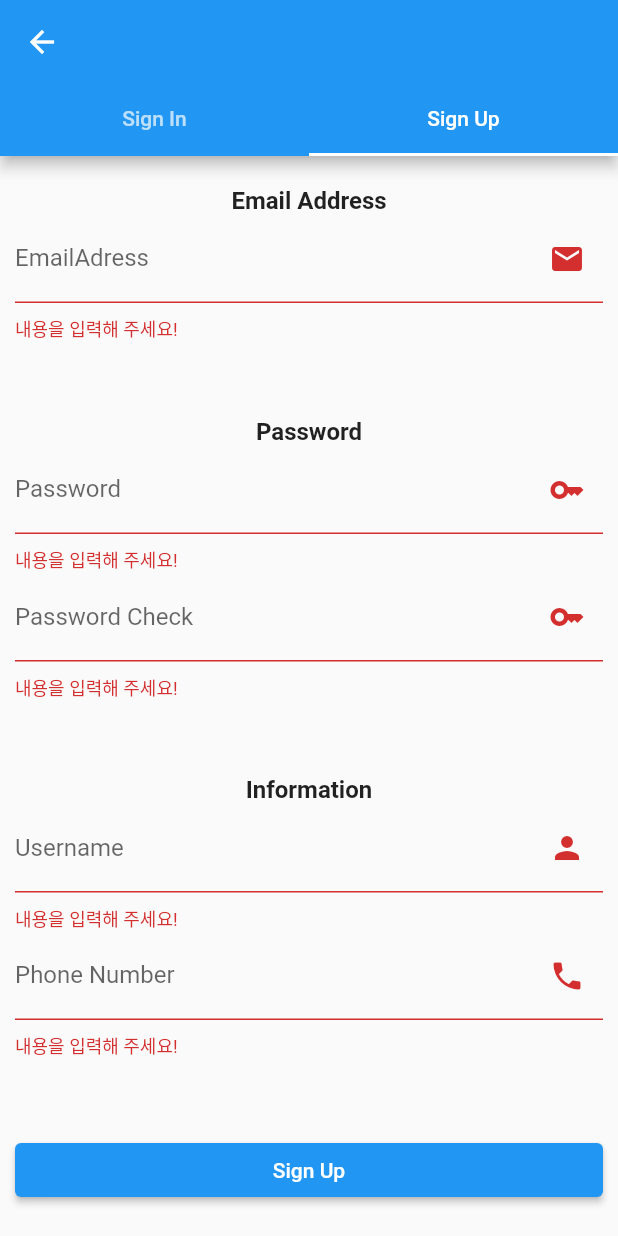
After one commit to GDSCSafeMovement/safe_movement_app, a Flutter app: the SignScreen screen opened directly, tab 2 chosen, after a tap on "Sign Up", on a phone screen of 412 x 824 dp. The commit adds this screen. Run offline on Flutter 3.47's test engine with Material 2 defaults, Android fonts, the phone set to English and light mode, and no system bars; our stand-ins replace cloud_firestore, firebase_auth, firebase_core, get; accounts and stored records are empty; generated files the repository leaves out were written again.

Commit message:
Feat: add sign in and out features (#1)
* Package: add get packages

* Feat: add an intro screen

* Feat: add a sign screen

* Feat: add field validation

* Chore: fix misspelling

* Chore: remove not used platforms

* Package: add firebase files

* Docs: add the development part

* Fix: username to email address

* Feat: add find user screen

* Package: firebase auth and firestore setup

* Feat: add firebase sign-in

* Feat: add form validator methods

* Feat: add firebase sign-up

```diff
--- /dev/null
+++ b/lib/screen/sign_screen.dart
@@ -0,0 +1,346 @@
+import 'package:flutter/material.dart';
+import 'package:firebase_auth/firebase_auth.dart';
+import 'package:cloud_firestore/cloud_firestore.dart';
+import 'package:get/get.dart';
+import './find_user.dart';
+import '../utility/form_validator.dart';
+
+class SignScreen extends StatefulWidget {
+  const SignScreen({
+    super.key,
+    required this.initialIndex,
+  });
+
+  final int initialIndex;
+
+  @override
+  State<SignScreen> createState() => _ScreenScreenState();
+}
+
+class _ScreenScreenState extends State<SignScreen> {
+  @override
+  Widget build(BuildContext context) {
+    return SafeArea(
+      child: DefaultTabController(
+        initialIndex: widget.initialIndex,
+        length: 2,
+        child: Builder(builder: (BuildContext context) {
+          final tabController = DefaultTabController.of(context);
+
+          return Scaffold(
+            appBar: AppBar(
+              bottom: const TabBar(
+                tabs: [
+                  Tab(text: 'Sign In'),
+                  Tab(text: 'Sign Up'),
+                ],
+              ),
+            ),
+            body: TabBarView(
+              children: [
+                _SignInWidget(
+                  onSignIn: () {},
+                ),
+                _SignUpWidget(
+                  onSignUp: () {
+                    // Show dialog
+                    Get.defaultDialog(
+                      title: "Sign Up",
+                      content: Container(
+                        margin: const EdgeInsets.all(10),
+                        child: const Text("회원가입 성공!"),
+                      ),
+                    );
+                    // Move to sign-in tab
+                    tabController.animateTo(0);
+                  },
+                ),
+              ],
+            ),
+          );
+        }),
+      ),
+    );
+  }
+}
+
+class _SignInWidget extends StatefulWidget {
+  const _SignInWidget({ this.onSignIn });
+
+  final void Function()? onSignIn;
+
+  @override
+  State<_SignInWidget> createState() => _SignInWidgetState();
+}
+
+class _SignInWidgetState extends State<_SignInWidget> {
+  final _formKey = GlobalKey<FormState>();
+  String _userEmail = "";
+  String _userPassword = "";
+
+  Future<bool> firebaseSignIn() async {
+    try {
+      await FirebaseAuth.instance.signInWithEmailAndPassword(
+        email: _userEmail,
+        password: _userPassword,
+      );
+
+      return true;
+
+    } on FirebaseAuthException catch (_) {
+      return false;
+    }
+  }
+
+  @override
+  Widget build(BuildContext context) {
+    return Form(
+      key: _formKey,
+      child: Container(
+        margin: const EdgeInsets.all(10),
+        child: Column(
+          mainAxisAlignment: MainAxisAlignment.center,
+          children: [
+            const Text(
+              'Sign In',
+              style: TextStyle(
+                fontSize: 16,
+                fontWeight: FontWeight.bold,
+              ),
+            ),
+            TextFormField(
+              keyboardType: TextInputType.emailAddress,
+              decoration: const InputDecoration(
+                labelText: "Email",
+                suffixIcon: Icon(Icons.email),
+              ),
+              validator: validateEmail,
+              onSaved: (value) {
+                _userEmail = value!;
+              },
+            ),
+            TextFormField(
+              keyboardType: TextInputType.text,
+              obscureText: true,
+              decoration: const InputDecoration(
+                labelText: "Password",
+                suffixIcon: Icon(Icons.key),
+              ),
+              validator: validatePassword,
+              onSaved: (value) {
+                _userPassword = value!;
+              },
+            ),
+            Container(
+              width: double.infinity,
+              margin: const EdgeInsets.fromLTRB(0, 20, 0, 5),
+              child: ElevatedButton(
+                onPressed: () async {
+                  // Field Validation
+                  if (_formKey.currentState!.validate()) {
+                    // Save Field Value
+                    _formKey.currentState!.save();
+
+                    // Sign In
+                    if (await firebaseSignIn()) {
+                      // Success
+                      if (widget.onSignIn != null) {
+                        widget.onSignIn!();
+                      }
+
+                    } else {
+                      // Failure
+                      Get.defaultDialog(
+                        title: "Error",
+                        content: Container(
+                          margin: const EdgeInsets.all(10),
+                          child: const Text(
+                            "Username 혹은 Password가\n잘못되었습니다!",
+                            textAlign: TextAlign.center,
+                          ),
+                        )
+                      );
+                    }
+                  }
+                },
+                child: const Text('Sign In'),
+              ),
+            ),
+            InkWell(
+              onTap: () {
+                Get.to(const FindUserScreen());
+              },
+              child: const Text(
+                '도움이 필요하신가요?',
+                style: TextStyle(
+                  color: Colors.black54,
+                ),
+              ),
+            ),
+          ],
+        ),
+      ),
+    );
+  }
+}
+
+class _SignUpWidget extends StatefulWidget {
+  const _SignUpWidget({ this.onSignUp });
+
+  final void Function()? onSignUp;
+
+  @override
+  State<_SignUpWidget> createState() => _SignUpWidgetState();
+}
+
+class _SignUpWidgetState extends State<_SignUpWidget> {
+  final _formKey = GlobalKey<FormState>();
+  String _userEmail = "";
+  String _userPassword = "";
+  String _userPasswordCheck = "";
+  String _userName = "";
+  String _userPhoneNumber = "";
+
+  Future<bool> firebaseSignUp() async {
+    // Check password check field
+    if (_userPassword != _userPasswordCheck) {
+      // Failure
+      return false;
+    }
+
+    // Create new user with firebase authentication
+    await FirebaseAuth.instance.createUserWithEmailAndPassword(
+      email: _userEmail,
+      password: _userPassword,
+    );
+
+    // Update user information on firestore
+    FirebaseFirestore
+      .instance
+      .collection("users")
+      .doc(_userEmail)
+      .set(<String, String>{
+        "username": _userName,
+        "phone": _userPhoneNumber,
+      })
+      .onError((error, _) {});
+
+    // Success
+    return true;
+  }
+
+  @override
+  Widget build(BuildContext context) {
+    return Form(
+      key: _formKey,
+      child: Container(
+        margin: const EdgeInsets.all(10),
+        child: SingleChildScrollView(
+          child: Column(
+            mainAxisAlignment: MainAxisAlignment.center,
+            children: [
+              const SizedBox(height: 10),
+              const Text(
+                'Email Address',
+                style: TextStyle(
+                  fontSize: 16,
+                  fontWeight: FontWeight.bold,
+                ),
+              ),
+              TextFormField(
+                keyboardType: TextInputType.emailAddress,
+                decoration: const InputDecoration(
+                  labelText: "EmailAdress",
+                  suffixIcon: Icon(Icons.email),
+                ),
+                validator: validateEmail,
+                onSaved: (value) => { _userEmail = value! },
+              ),
+              const SizedBox(height: 50),
+              const Text(
+                'Password',
+                style: TextStyle(
+                  fontSize: 16,
+                  fontWeight: FontWeight.bold,
+                ),
+              ),
+              TextFormField(
+                keyboardType: TextInputType.text,
+                obscureText: true,
+                decoration: const InputDecoration(
+                  labelText: "Password",
+                  suffixIcon: Icon(Icons.key),
+                ),
+                validator: validatePassword,
+                onSaved: (value) => { _userPassword = value! },
+              ),
+              TextFormField(
+                keyboardType: TextInputType.text,
+                obscureText: true,
+                decoration: const InputDecoration(
+                  labelText: "Password Check",
+                  suffixIcon: Icon(Icons.key),
+                ),
+                validator: validatePassword,
+                onSaved: (value) => { _userPasswordCheck = value! },
+              ),
+              const SizedBox(height: 50),
+              const Text(
+                'Information',
+                style: TextStyle(
+                  fontSize: 16,
+                  fontWeight: FontWeight.bold,
+                ),
+              ),
+              TextFormField(
+                keyboardType: TextInputType.text,
+                decoration: const InputDecoration(
+                  labelText: "Username",
+                  suffixIcon: Icon(Icons.person),
+                ),
+                validator: validateNotBlank,
+                onSaved: (value) => { _userName = value! },
+              ),
+              TextFormField(
+                keyboardType: TextInputType.phone,
+                decoration: const InputDecoration(
+                  labelText: "Phone Number",
+                  suffixIcon: Icon(Icons.phone),
+                ),
+                validator: validatePhoneNumber,
+                onSaved: (value) => { _userPhoneNumber = value! },
+              ),
+              const SizedBox(height: 50),
+              SizedBox(
+                width: double.infinity,
+                child: ElevatedButton(
+                  onPressed: () async {
+                    if (_formKey.currentState!.validate()) {
+                      _formKey.currentState!.save();
+
+                      if (await firebaseSignUp()) {
+                        if (widget.onSignUp != null) {
+                          widget.onSignUp!();
+                        }
+
+                      } else {
+                        Get.defaultDialog(
+                          title: "ERROR",
+                          content: Container(
+                            margin: const EdgeInsets.all(10),
+                            child: const Text("패스워드 확인란이 일치하지 않습니다!"),
+                          ),
+                        );
+                      }
+                    }
+                  },
+                  child: const Text("Sign Up"),
+                ),
+              ),
+            ],
+          ),
+        ),
+      ),
+    );
+  }
+}
--- /dev/null
+++ b/lib/utility/form_validator.dart
@@ -0,0 +1,49 @@
+String? validateNotBlank(String? value) {
+  return value == null || value.isEmpty ? "내용을 입력해 주세요!" : null;
+}
+
+String? validatePassword(String? value) {
+  final notBlank = validateNotBlank(value);
+
+  if (notBlank != null) {
+    return notBlank;
+  } else if (value!.length < 6) {
+    return "패스워드 길이가 최소 6자 이상 되어야 합니다!";
+  } else {
+    return null;
+  }
+}
+
+String? validateEmail(String? value) {
+  final notBlank = validateNotBlank(value);
+
+  if (notBlank != null) {
+    return notBlank;
+  }
+
+  final regex = RegExp(r'(\w)+@(\w)+((\.\w+)+)?');
+  final matches = regex.allMatches(value!);
+
+  if (matches.length != 1) {
+    return "이메일을 정확하게 입력해 주세요!";
+  } else {
+    return null;
+  }
+}
+
+String? validatePhoneNumber(String? value) {
+  final notBlank = validateNotBlank(value);
+
+  if (notBlank != null) {
+    return notBlank;
+  }
+
+  final regex = RegExp(r'^(\+\d{2}-\d{2}|\d{3})-(\d{4})-(\d{4})$');
+  final matches = regex.allMatches(value!);
+
+  if (matches.length != 1) {
+    return "전화번호를 정확하게 입력해 주세요!";
+  } else {
+    return null;
+  }
+}
--- a/pubspec.yaml
+++ b/pubspec.yaml
@@ -30,6 +30,10 @@ environment:
 dependencies:
   flutter:
     sdk: flutter
+  get:
+  firebase_core:
+  firebase_auth:
+  cloud_firestore:
 
 
   # The following adds the Cupertino Icons font to your application.
```
Also changed, not shown: lib/main.dart (+36 -12 lines), lib/screen/find_user.dart (added, +24 -0 lines), lib/screen/intro_screen.dart (added, +54 -0 lines), pubspec.lock, 69 other files.
